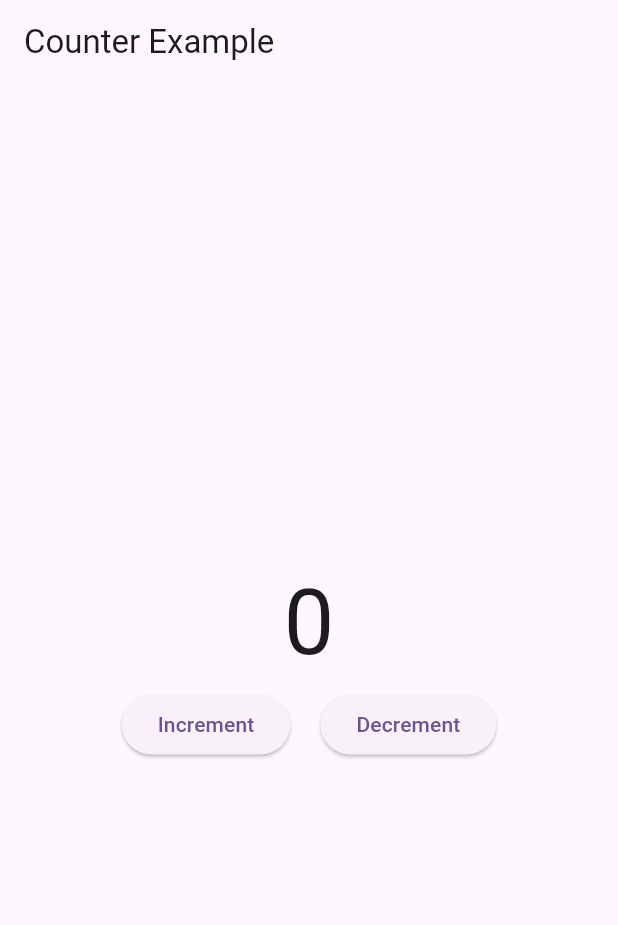
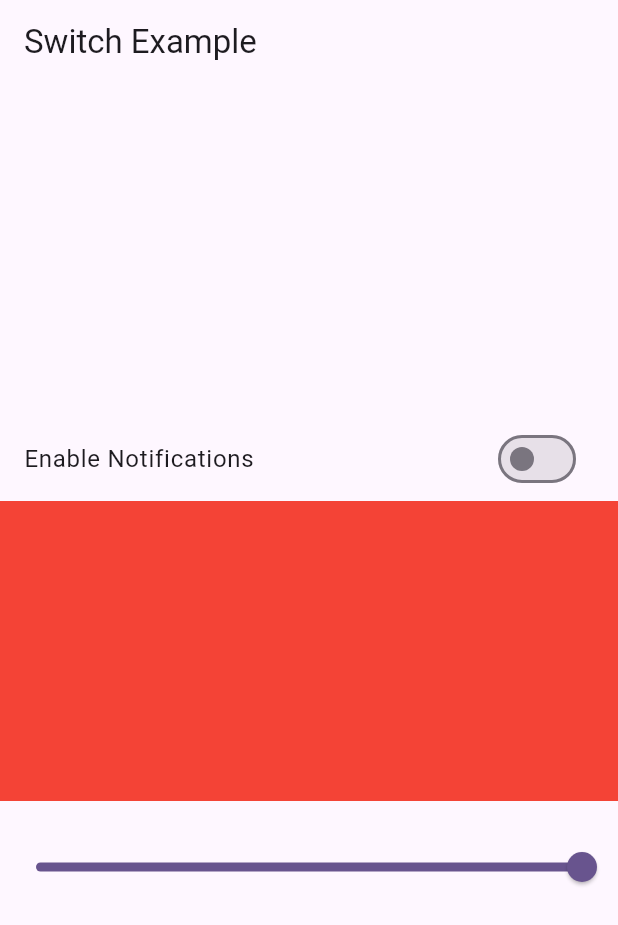
Before and after one commit to SilverShadow123/bloc_learning, a Flutter app: the screen it shows after launch, on a phone screen of 412 x 824 dp. Shown: the top 925 px of the screen. Run offline on Flutter 3.47's test engine with Material 3 defaults, Android fonts, the phone set to English and light mode, and no system bars; our stand-ins replace bloc, equatable, flutter_bloc.

Commit message:
Add SwitchBloc and SwitchExampleScreen for toggle functionality

```diff
--- /dev/null
+++ b/lib/bloc/switch_example/switch_bloc.dart
@@ -0,0 +1,27 @@
+import 'package:bloc/bloc.dart';
+import 'package:bloc_learning/bloc/switch_example/switch_event.dart';
+import 'package:bloc_learning/bloc/switch_example/switch_state.dart';
+
+class SwitchBloc extends Bloc<SwitchEvent, SwitchStates>{
+  SwitchBloc():super(SwitchStates()){
+    on<EnableOrDisableNotification>(_enableOrDisableNotification);
+    on<SliderEvent>(_sliderEvent);
+  }
+  // This method is called when an EnableOrDisableNotification event is dispatched.
+  void _enableOrDisableNotification(EnableOrDisableNotification event, Emitter<SwitchStates> emit){
+    // It emits a new state with the isSwitch property toggled.
+    // state.copyWith creates a new instance of SwitchStates based on the current state.
+    // isSwitch: !state.isSwitch sets the isSwitch property of the new state to the opposite of its current value.
+    // For example, if state.isSwitch is true, the new state's isSwitch will be false, and vice-versa.
+    // This effectively toggles the switch.
+    emit(state.copyWith(isSwitch: !state.isSwitch));
+  }
+  void _sliderEvent(SliderEvent event, Emitter<SwitchStates> emit){
+    // This method is called when a SliderEvent is dispatched.
+    // It emits a new state with the slider property set to the value of the slider.
+    emit(state.copyWith(slider: event.slider));
+  }
+
+
+
+}
--- /dev/null
+++ b/lib/bloc/switch_example/switch_event.dart
@@ -0,0 +1,25 @@
+import 'package:equatable/equatable.dart';
+
+// `SwitchEvent` is an abstract class that extends `Equatable`.
+// This means that all classes that extend `SwitchEvent` will be able to be compared for equality based on their props.
+abstract class SwitchEvent extends Equatable {
+  // The constructor for `SwitchEvent` is const, which means that it can be used to create compile-time constants.
+  const SwitchEvent();
+
+  // The `props` getter returns a list of the properties that should be used to determine equality.
+  @override
+  List<Object> get props => [];
+}
+
+// `EnableOrDisableNotification` is a class that extends `SwitchEvent`.
+// This means that it is an event that can be dispatched to the `SwitchBloc` to enable or disable notifications.
+class EnableOrDisableNotification extends SwitchEvent {
+
+}
+
+class SliderEvent extends SwitchEvent {
+double slider;
+SliderEvent({required this.slider});
+  @override
+  List<Object> get props => [slider];
+}
--- /dev/null
+++ b/lib/bloc/switch_example/switch_state.dart
@@ -0,0 +1,25 @@
+import 'package:equatable/equatable.dart';
+
+// Represents the state of a switch, extending Equatable for easy comparison.
+class SwitchStates extends Equatable{
+  // Boolean indicating whether the switch is on or off.
+  bool isSwitch;
+  double slider;
+
+  // Constructor with a default value of false for isSwitch.
+  SwitchStates({this.isSwitch = false, this.slider = 1.0});
+
+  // Creates a copy of the current SwitchStates object with an optional new value for isSwitch.
+  // If isSwitch is not provided, the current value of isSwitch is used.
+  SwitchStates copyWith({bool? isSwitch, double? slider}){
+    return SwitchStates(
+      isSwitch: isSwitch?? this.isSwitch,
+      slider: slider?? this.slider,
+    );
+}
+
+  // Overrides the props getter from Equatable to include isSwitch for comparison.
+  @override
+  List<Object?> get props => [isSwitch, slider];
+
+}
--- a/lib/main.dart
+++ b/lib/main.dart
@@ -1,7 +1,10 @@
 import 'package:bloc_learning/bloc/counter/counter_bloc.dart';
-import 'package:bloc_learning/ui/counter_screen.dart';
+import 'package:bloc_learning/ui/counter_example/counter_screen.dart';
+import 'package:bloc_learning/ui/switch_example/switch_example_screen.dart';
 import 'package:flutter/material.dart';
 import 'package:flutter_bloc/flutter_bloc.dart';
+
+import 'bloc/switch_example/switch_bloc.dart';
 
 void main() {
   runApp(const MyApp());
@@ -12,15 +15,22 @@ class MyApp extends StatelessWidget {
 
   @override
   Widget build(BuildContext context) {
-    return BlocProvider(
-      create: (context) => CounterBloc(),
+    return MultiBlocProvider(
+      providers: [
+        BlocProvider(
+          create: (context) => CounterBloc(),
+        ),
+        BlocProvider(
+          create: (context) => SwitchBloc(),
+        ),
+      ],
       child: MaterialApp(
         title: 'Flutter Demo',
         theme: ThemeData(
           colorScheme: ColorScheme.fromSeed(seedColor: Colors.deepPurple),
           useMaterial3: true,
         ),
-        home: CounterScreen(),
+        home: SwitchExampleScreen(),
         debugShowCheckedModeBanner: false,
       ),
     );
--- a/lib/ui/counter_screen.dart
+++ b/lib/ui/counter_example/counter_screen.dart
@@ -2,7 +2,7 @@ import 'package:bloc_learning/bloc/counter/counter_bloc.dart';
 import 'package:bloc_learning/bloc/counter/counter_state.dart';
 import 'package:flutter/material.dart';
 import 'package:flutter_bloc/flutter_bloc.dart';
-import '../bloc/counter/counter_event.dart';
+import '../../bloc/counter/counter_event.dart';
 
 class CounterScreen extends StatelessWidget {
   const CounterScreen({super.key});
--- /dev/null
+++ b/lib/ui/switch_example/switch_example_screen.dart
@@ -0,0 +1,65 @@
+import 'package:flutter/material.dart';
+import 'package:flutter_bloc/flutter_bloc.dart';
+
+import '../../bloc/switch_example/switch_bloc.dart';
+import '../../bloc/switch_example/switch_event.dart';
+import '../../bloc/switch_example/switch_state.dart';
+
+class SwitchExampleScreen extends StatelessWidget {
+  const SwitchExampleScreen({super.key});
+
+  @override
+  Widget build(BuildContext context) {
+    return Scaffold(
+      appBar: AppBar(title: const Text('Switch Example')),
+      body: Center(
+        child: Column(
+          crossAxisAlignment: CrossAxisAlignment.center,
+          mainAxisAlignment: MainAxisAlignment.center,
+          mainAxisSize: MainAxisSize.min,
+          children: [
+            BlocBuilder<SwitchBloc, SwitchStates>(
+              buildWhen: (previous,current)=>previous.isSwitch!= current.isSwitch,
+              builder: (context, state) {
+                return SwitchListTile(
+                  title: const Text('Enable Notifications'),
+                  value: state.isSwitch,
+                  onChanged: (newValue) {
+                    context.read<SwitchBloc>().add(
+                      EnableOrDisableNotification(),
+                    );
+                  },
+                );
+              },
+            ),
+            BlocBuilder<SwitchBloc, SwitchStates>(
+
+              buildWhen: (previous,current)=>previous.slider!= current.slider,
+              builder: (context, state) {
+                return Container(
+                  height: 200,
+                  color: Colors.red.withOpacity(state.slider),
+                );
+              },
+            ),
+            const SizedBox(height: 20),
+            BlocBuilder<SwitchBloc, SwitchStates>(
+              buildWhen: (previous,current)=>previous.slider!= current.slider,
+              builder: (context, state) {
+                return Slider(
+                  value: state.slider,
+                  onChanged: (value) {
+                    print(value);
+                    context.read<SwitchBloc>().add(
+                      SliderEvent(slider: value),
+                    );
+                  },
+                );
+              },
+            ),
+          ],
+        ),
+      ),
+    );
+  }
+}
```
